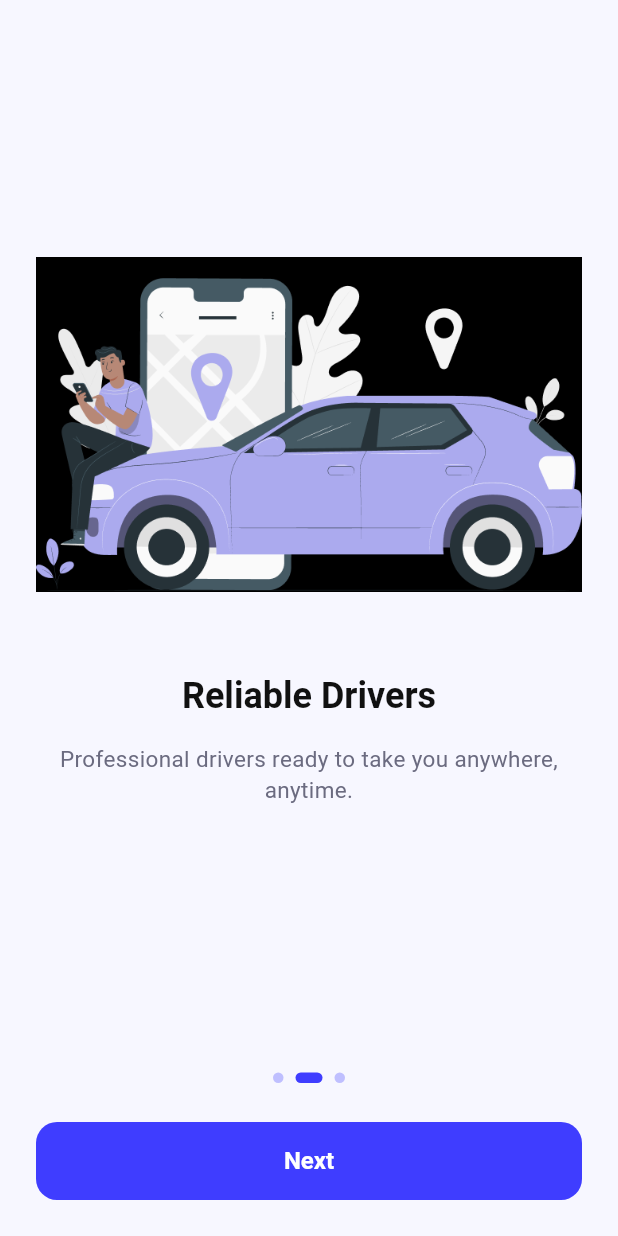
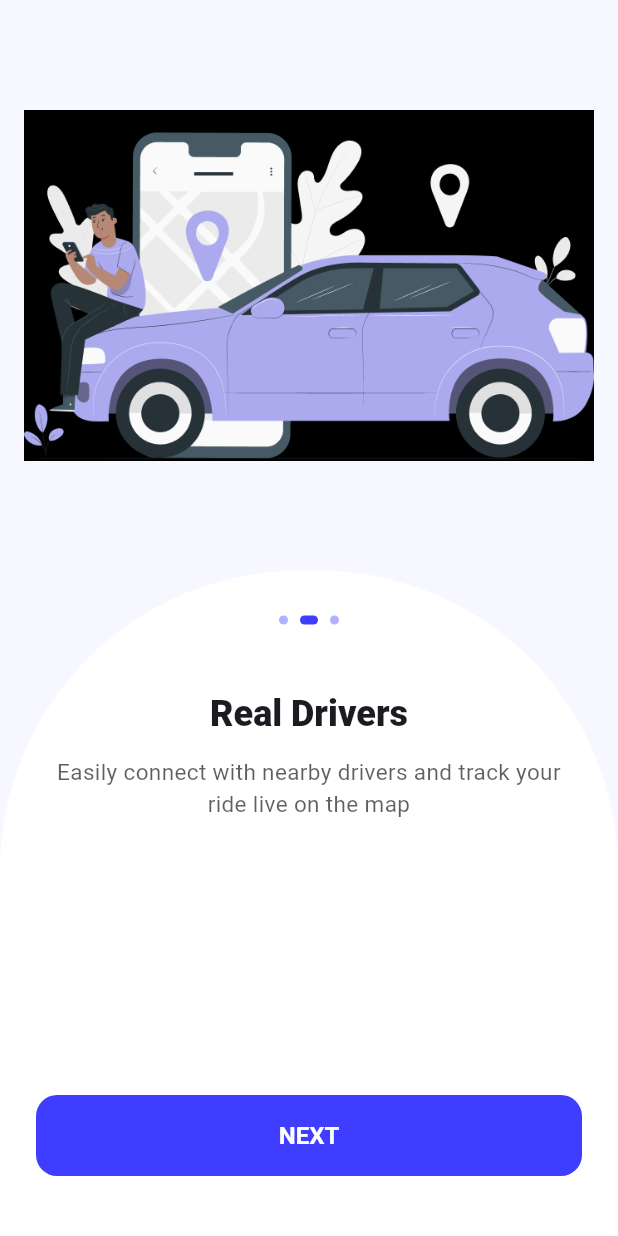
Before and after one commit to IbrahimElshishtawy/RideX, a Flutter app: the screen it shows after launch, swiped to page 2, on a phone screen of 412 x 824 dp. Run offline on Flutter 3.47's test engine with Material 3 defaults, Android fonts, the phone set to English and light mode, and no system bars; our stand-ins replace flutter_riverpod, go_router, shared_preferences; Roboto replaces fonts that are missing (Cairo).

Commit message:
Update onboarding_carousel_screen.dart

```diff
--- a/ridex/lib/features/auth/presentation/screens/onboarding_carousel_screen.dart
+++ b/ridex/lib/features/auth/presentation/screens/onboarding_carousel_screen.dart
@@ -18,21 +18,23 @@ class _OnboardingCarouselScreenState
     extends ConsumerState<OnboardingCarouselScreen> {
   final PageController _controller = PageController();
   int _index = 0;
+
   final List<OnboardingModel> items = const [
     OnboardingModel(
-      title: "Welcome to RideX",
-      desc: "Find your ride quickly and easily with our seamless experience.",
+      title: "Fast & Easy Rides",
+      desc: "Book your ride in seconds with a few taps anytime anywhere",
       image: "assets/image/onboarding1.png",
     ),
     OnboardingModel(
-      title: "Reliable Drivers",
-      desc: "Professional drivers ready to take you anywhere, anytime.",
+      title: "Real Drivers",
+      desc:
+          "Easily connect with nearby drivers and track your ride live on the map",
       image: "assets/image/onboarding2.png",
     ),
     OnboardingModel(
-      title: "Safe & Secure",
-      desc: "Your safety is our priority. Track rides and stay informed.",
-      image: "assets/image/onboarding1.png",
+      title: "Fair Pricing",
+      desc: "Get instant fare suggestions powered by AI and pay your way",
+      image: "assets/image/onboarding3.png",
     ),
   ];
 
@@ -47,8 +49,9 @@ class _OnboardingCarouselScreenState
     if (_index == items.length - 1) {
       _completeOnboarding();
     } else {
-      _controller.nextPage(
-        duration: const Duration(milliseconds: 400),
+      _controller.animateToPage(
+        _index + 1,
+        duration: const Duration(milliseconds: 350),
         curve: Curves.easeOut,
       );
     }
@@ -63,93 +66,114 @@ class _OnboardingCarouselScreenState
       body: SafeArea(
         child: Column(
           children: [
+            // -------- IMAGE AREA --------
             Expanded(
+              flex: 6,
               child: PageView.builder(
                 controller: _controller,
                 itemCount: items.length,
                 onPageChanged: (i) => setState(() => _index = i),
                 itemBuilder: (context, i) {
-                  final item = items[i];
                   return Padding(
-                    padding: const EdgeInsets.symmetric(horizontal: 24),
-                    child: Column(
-                      mainAxisAlignment: MainAxisAlignment.center,
-                      children: [
-                        // الصورة
-                        SizedBox(height: 270, child: Image.asset(item.image)),
+                    padding: const EdgeInsets.symmetric(horizontal: 16),
+                    child: Image.asset(items[i].image, fit: BoxFit.contain),
+                  );
+                },
+              ),
+            ),
 
-                        const SizedBox(height: 30),
+            // -------- CURVED WHITE AREA --------
+            Expanded(
+              flex: 7,
+              child: Stack(
+                alignment: Alignment.topCenter,
+                children: [
+                  // الخلفية Curve
+                  Container(
+                    width: double.infinity,
+                    decoration: BoxDecoration(
+                      color: theme.colorScheme.surface,
+                      borderRadius: const BorderRadius.only(
+                        topLeft: Radius.circular(200),
+                        topRight: Radius.circular(200),
+                      ),
+                    ),
+                  ),
 
-                        // العنوان
-                        Text(
-                          item.title,
-                          textAlign: TextAlign.center,
-                          style: theme.textTheme.headlineMedium?.copyWith(
-                            fontWeight: FontWeight.w700,
+                  // Indicators
+                  Positioned(
+                    top: 30,
+                    child: Row(
+                      children: List.generate(
+                        items.length,
+                        (i) => AnimatedContainer(
+                          duration: const Duration(milliseconds: 250),
+                          margin: const EdgeInsets.symmetric(horizontal: 4),
+                          width: _index == i ? 12 : 6,
+                          height: 6,
+                          decoration: BoxDecoration(
+                            color: _index == i
+                                ? theme.colorScheme.primary
+                                : theme.colorScheme.primary.withOpacity(0.4),
+                            borderRadius: BorderRadius.circular(20),
                           ),
                         ),
+                      ),
+                    ),
+                  ),
 
-                        const SizedBox(height: 16),
-
-                        // الوصف
+                  // TEXT CONTENT
+                  Positioned(
+                    top: 80,
+                    left: 25,
+                    right: 25,
+                    child: Column(
+                      children: [
                         Text(
-                          item.desc,
+                          items[_index].title,
+                          textAlign: TextAlign.center,
+                          style: theme.textTheme.headlineSmall?.copyWith(
+                            fontWeight: FontWeight.w800,
+                          ),
+                        ),
+                        const SizedBox(height: 12),
+                        Text(
+                          items[_index].desc,
                           textAlign: TextAlign.center,
                           style: theme.textTheme.bodyMedium?.copyWith(
+                            color: theme.colorScheme.onSurface.withOpacity(0.7),
                             fontSize: 15,
                           ),
                         ),
                       ],
                     ),
-                  );
-                },
+                  ),
+
+                  // BUTTON
+                  Positioned(
+                    bottom: 40,
+                    left: 24,
+                    right: 24,
+                    child: SizedBox(
+                      height: 54,
+                      width: double.infinity,
+                      child: ElevatedButton(
+                        onPressed: _next,
+                        child: Text(
+                          _index == items.length - 1
+                              ? "CREATE ACCOUNT"
+                              : "NEXT",
+                          style: const TextStyle(
+                            fontSize: 16,
+                            fontWeight: FontWeight.w700,
+                          ),
+                        ),
+                      ),
+                    ),
+                  ),
+                ],
               ),
             ),
-
-            const SizedBox(height: 30),
-
-            // Indicators
-            Row(
-              mainAxisAlignment: MainAxisAlignment.center,
-              children: List.generate(
-                items.length,
-                (i) => AnimatedContainer(
-                  duration: const Duration(milliseconds: 300),
-                  margin: const EdgeInsets.symmetric(horizontal: 4),
-                  width: _index == i ? 18 : 7,
-                  height: 7,
-                  decoration: BoxDecoration(
-                    color: _index == i
-                        ? theme.colorScheme.primary
-                        : theme.colorScheme.primary.withOpacity(0.3),
-                    borderRadius: BorderRadius.circular(10),
-                  ),
-                ),
-              ),
-            ),
-
-            const SizedBox(height: 26),
-
-            // زر Next / Get Started
-            Padding(
-              padding: const EdgeInsets.symmetric(horizontal: 24),
-              child: SizedBox(
-                width: double.infinity,
-                height: 52,
-                child: ElevatedButton(
-                  onPressed: _next,
-                  child: Text(
-                    _index == items.length - 1 ? "Get Started" : "Next",
-                    style: const TextStyle(
-                      fontSize: 16,
-                      fontWeight: FontWeight.w600,
-                    ),
-                  ),
-                ),
-              ),
-            ),
-
-            const SizedBox(height: 24),
           ],
         ),
       ),
```
